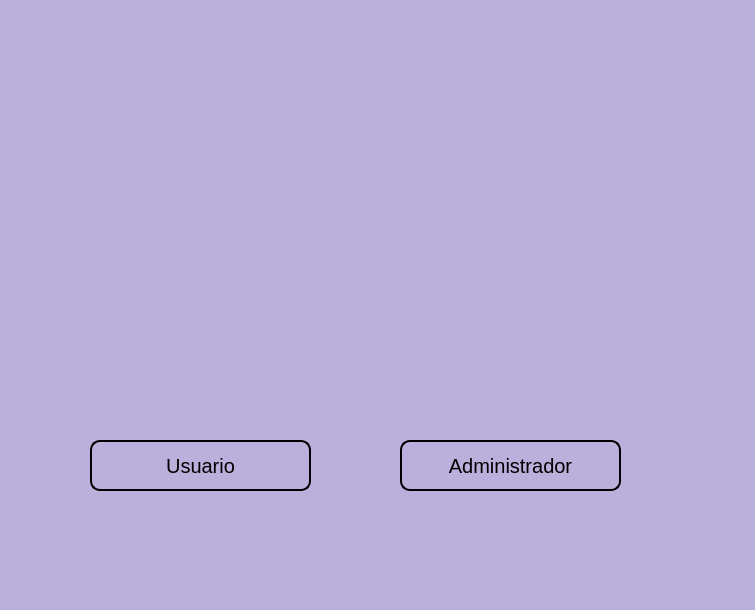
Before: the Qt Designer form BIBLIOTECA_PROY/assets/login.ui in mixano611/PROYECTO_PRG_POO_PY, drawn with Qt 5.
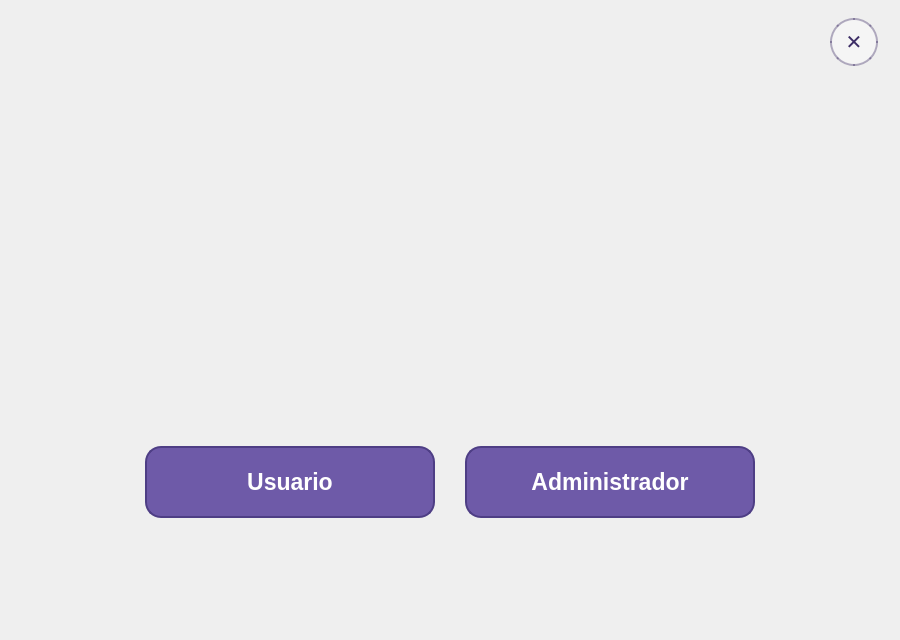
After: the same form once the commit is applied. Icons and pictures are not drawn.

Diff of the .ui file:
```diff
--- a/BIBLIOTECA_PROY/assets/login.ui
+++ b/BIBLIOTECA_PROY/assets/login.ui
@@ -6,104 +6,10 @@
    <rect>
     <x>0</x>
     <y>0</y>
-    <width>755</width>
-    <height>610</height>
+    <width>900</width>
+    <height>640</height>
    </rect>
   </property>
-  <property name="palette">
-   <palette>
-    <active>
-     <colorrole role="Button">
-      <brush brushstyle="SolidPattern">
-       <color alpha="255">
-        <red>187</red>
-        <green>175</green>
-        <blue>219</blue>
-       </color>
-      </brush>
-     </colorrole>
-     <colorrole role="Base">
-      <brush brushstyle="SolidPattern">
-       <color alpha="255">
-        <red>187</red>
-        <green>175</green>
-        <blue>219</blue>
-       </color>
-      </brush>
-     </colorrole>
-     <colorrole role="Window">
-      <brush brushstyle="SolidPattern">
-       <color alpha="255">
-        <red>187</red>
-        <green>175</green>
-        <blue>219</blue>
-       </color>
-      </brush>
-     </colorrole>
-    </active>
-    <inactive>
-     <colorrole role="Button">
-      <brush brushstyle="SolidPattern">
-       <color alpha="255">
-        <red>187</red>
-        <green>175</green>
-        <blue>219</blue>
-       </color>
-      </brush>
-     </colorrole>
-     <colorrole role="Base">
-      <brush brushstyle="SolidPattern">
-       <color alpha="255">
-        <red>187</red>
-        <green>175</green>
-        <blue>219</blue>
-       </color>
-      </brush>
-     </colorrole>
-     <colorrole role="Window">
-      <brush brushstyle="SolidPattern">
-       <color alpha="255">
-        <red>187</red>
-        <green>175</green>
-        <blue>219</blue>
-       </color>
-      </brush>
-     </colorrole>
-    </inactive>
-    <disabled>
-     <colorrole role="Button">
-      <brush brushstyle="SolidPattern">
-       <color alpha="255">
-        <red>187</red>
-        <green>175</green>
-        <blue>219</blue>
-       </color>
-      </brush>
-     </colorrole>
-     <colorrole role="Base">
-      <brush brushstyle="SolidPattern">
-       <color alpha="255">
-        <red>187</red>
-        <green>175</green>
-        <blue>219</blue>
-       </color>
-      </brush>
-     </colorrole>
-     <colorrole role="Window">
-      <brush brushstyle="SolidPattern">
-       <color alpha="255">
-        <red>187</red>
-        <green>175</green>
-        <blue>219</blue>
-       </color>
-      </brush>
-     </colorrole>
-    </disabled>
-   </palette>
-  </property>
-  <property name="cursor">
-   <cursorShape>ArrowCursor</cursorShape>
-  </property>
   <property name="windowTitle">
    <string>MainWindow</string>
   </property>
@@ -111,148 +17,298 @@
    <double>1.000000000000000</double>
   </property>
   <property name="styleSheet">
-   <string notr="true">background-color: #BBAFDB</string>
+   <string notr="true">QMainWindow {
+	background-color: qlineargradient(x1:0, y1:0, x2:0, y2:1,
+		stop:0 #CDC3E8, stop:0.55 #BBAFDB, stop:1 #A493C9);
+}</string>
   </property>
   <widget class="QWidget" name="centralwidget">
-   <widget class="QPushButton" name="btnUsuario">
-    <property name="geometry">
-     <rect>
-      <x>90</x>
-      <y>440</y>
-      <width>221</width>
-      <height>51</height>
-     </rect>
+   <layout class="QVBoxLayout" name="verticalLayout">
+    <property name="spacing">
+     <number>0</number>
     </property>
-    <property name="font">
-     <font>
-      <pointsize>-1</pointsize>
-     </font>
+    <property name="leftMargin">
+     <number>0</number>
     </property>
-    <property name="cursor">
-     <cursorShape>PointingHandCursor</cursorShape>
+    <property name="topMargin">
+     <number>0</number>
     </property>
-    <property name="styleSheet">
-     <string notr="true">QPushButton{
-	border: 2px solid #000000;
-	border-radius: 10px;
-	background-color: #BBAFDB;
-	color: black;
+    <property name="rightMargin">
+     <number>0</number>
+    </property>
+    <property name="bottomMargin">
+     <number>0</number>
+    </property>
+    <item>
+     <layout class="QHBoxLayout" name="barraCierre">
+      <property name="leftMargin">
+       <number>0</number>
+      </property>
+      <property name="topMargin">
+       <number>18</number>
+      </property>
+      <property name="rightMargin">
+       <number>22</number>
+      </property>
+      <property name="bottomMargin">
+       <number>0</number>
+      </property>
+      <item>
+       <spacer name="espacioCierre">
+        <property name="orientation">
+         <enum>Qt::Horizontal</enum>
+        </property>
+        <property name="sizeHint" stdset="0">
+         <size>
+          <width>40</width>
+          <height>20</height>
+         </size>
+        </property>
+       </spacer>
+      </item>
+      <item>
+       <widget class="QPushButton" name="btnCerrar">
+        <property name="minimumSize">
+         <size>
+          <width>48</width>
+          <height>48</height>
+         </size>
+        </property>
+        <property name="maximumSize">
+         <size>
+          <width>48</width>
+          <height>48</height>
+         </size>
+        </property>
+        <property name="cursor">
+         <cursorShape>PointingHandCursor</cursorShape>
+        </property>
+        <property name="styleSheet">
+         <string notr="true">QPushButton {
+	background-color: rgba(255, 255, 255, 0.38);
+	color: #3D2E66;
+	border: 2px solid rgba(61, 46, 102, 0.38);
+	border-radius: 24px;
 	font-size: 20px;
-	cursor: pointer;
-  	transition: transform 0.2s ease, background-color 0.2s ease;
+	font-weight: 700;
 }
-
 QPushButton:hover {
   	transform: scale(1.1);
  	background-color: #8E7CC3;
 	transform: translateY(-2px);
 }</string>
-    </property>
-    <property name="text">
-     <string>Usuario</string>
-    </property>
-   </widget>
-   <widget class="QLabel" name="label_1">
-    <property name="geometry">
-     <rect>
-      <x>130</x>
-      <y>10</y>
-      <width>441</width>
-      <height>381</height>
-     </rect>
-    </property>
-    <property name="sizePolicy">
-     <sizepolicy hsizetype="Minimum" vsizetype="Minimum">
-      <horstretch>0</horstretch>
-      <verstretch>0</verstretch>
-     </sizepolicy>
-    </property>
-    <property name="maximumSize">
-     <size>
-      <width>16777215</width>
-      <height>16777215</height>
-     </size>
-    </property>
-    <property name="cursor">
-     <cursorShape>PointingHandCursor</cursorShape>
-    </property>
-    <property name="layoutDirection">
-     <enum>Qt::LeftToRight</enum>
-    </property>
-    <property name="styleSheet">
-     <string notr="true">QLabel{
-	border-radius: 130px;
-	background-color: #BBAFDB;
-	cursor: pointer;
+        </property>
+        <property name="text">
+         <string>✕</string>
+        </property>
+       </widget>
+      </item>
+     </layout>
+    </item>
+    <item>
+     <spacer name="espacioSuperior">
+      <property name="orientation">
+       <enum>Qt::Vertical</enum>
+      </property>
+      <property name="sizeType">
+       <enum>QSizePolicy::Expanding</enum>
+      </property>
+      <property name="sizeHint" stdset="0">
+       <size>
+        <width>20</width>
+        <height>40</height>
+       </size>
+      </property>
+     </spacer>
+    </item>
+    <item>
+     <widget class="QLabel" name="label_1">
+      <property name="minimumSize">
+       <size>
+        <width>280</width>
+        <height>240</height>
+       </size>
+      </property>
+      <property name="maximumSize">
+       <size>
+        <width>900</width>
+        <height>800</height>
+       </size>
+      </property>
+      <property name="cursor">
+       <cursorShape>PointingHandCursor</cursorShape>
+      </property>
+      <property name="styleSheet">
+       <string notr="true">QLabel {
+	background: transparent;
+	border: none;
+}</string>
+      </property>
+      <property name="text">
+       <string/>
+      </property>
+      <property name="pixmap">
+       <pixmap>images/logo.png</pixmap>
+      </property>
+      <property name="scaledContents">
+       <bool>false</bool>
+      </property>
+      <property name="alignment">
+       <set>Qt::AlignCenter</set>
+      </property>
+     </widget>
+    </item>
+    <item>
+     <spacer name="espacioMedio">
+      <property name="orientation">
+       <enum>Qt::Vertical</enum>
+      </property>
+      <property name="sizeType">
+       <enum>QSizePolicy::Fixed</enum>
+      </property>
+      <property name="sizeHint" stdset="0">
+       <size>
+        <width>20</width>
+        <height>18</height>
+       </size>
+      </property>
+     </spacer>
+    </item>
+    <item>
+     <layout class="QHBoxLayout" name="filaBotones">
+      <property name="spacing">
+       <number>30</number>
+      </property>
+      <property name="leftMargin">
+       <number>40</number>
+      </property>
+      <property name="rightMargin">
+       <number>40</number>
+      </property>
+      <item>
+       <spacer name="espacioIzquierdo">
+        <property name="orientation">
+         <enum>Qt::Horizontal</enum>
+        </property>
+        <property name="sizeHint" stdset="0">
+         <size>
+          <width>40</width>
+          <height>20</height>
+         </size>
+        </property>
+       </spacer>
+      </item>
+      <item>
+       <widget class="QPushButton" name="btnUsuario">
+        <property name="minimumSize">
+         <size>
+          <width>290</width>
+          <height>72</height>
+         </size>
+        </property>
+        <property name="maximumSize">
+         <size>
+          <width>400</width>
+          <height>72</height>
+         </size>
+        </property>
+        <property name="cursor">
+         <cursorShape>PointingHandCursor</cursorShape>
+        </property>
+        <property name="styleSheet">
+         <string notr="true">QPushButton {
+	background-color: #6E5AA8;
+	color: #FFFFFF;
+	border: 2px solid #4E3E85;
+	border-radius: 16px;
+	font-size: 23px;
+	font-weight: 700;
+	padding: 10px 24px;
 }
-
-QLabel:hover {
- 	background-color: #8E7CC3;
+QPushButton:hover {
+	background-color: #7D68B8;
+	border-color: #3D2E66;
+}
+QPushButton:pressed {
+	background-color: #5B4A8F;
 }</string>
-    </property>
-    <property name="text">
-     <string/>
-    </property>
-    <property name="pixmap">
-     <pixmap>images/logo.png</pixmap>
-    </property>
-    <property name="scaledContents">
-     <bool>true</bool>
-    </property>
-    <property name="indent">
-     <number>0</number>
-    </property>
-   </widget>
-   <widget class="QPushButton" name="btnAdmin">
-    <property name="geometry">
-     <rect>
-      <x>400</x>
-      <y>440</y>
-      <width>221</width>
-      <height>51</height>
-     </rect>
-    </property>
-    <property name="font">
-     <font>
-      <pointsize>-1</pointsize>
-     </font>
-    </property>
-    <property name="cursor">
-     <cursorShape>PointingHandCursor</cursorShape>
-    </property>
-    <property name="styleSheet">
-     <string notr="true">QPushButton{
-	border: 2px solid #000000;
-	border-radius: 10px;
-	background-color: #BBAFDB;
-	color: black;
-	font-size: 20px;
-	cursor: pointer;
-  	transition: transform 0.2s ease, background-color 0.2s ease;
+        </property>
+        <property name="text">
+         <string>Usuario</string>
+        </property>
+       </widget>
+      </item>
+      <item>
+       <widget class="QPushButton" name="btnAdmin">
+        <property name="minimumSize">
+         <size>
+          <width>290</width>
+          <height>72</height>
+         </size>
+        </property>
+        <property name="maximumSize">
+         <size>
+          <width>400</width>
+          <height>72</height>
+         </size>
+        </property>
+        <property name="cursor">
+         <cursorShape>PointingHandCursor</cursorShape>
+        </property>
+        <property name="styleSheet">
+         <string notr="true">QPushButton {
+	background-color: #6E5AA8;
+	color: #FFFFFF;
+	border: 2px solid #4E3E85;
+	border-radius: 16px;
+	font-size: 23px;
+	font-weight: 700;
+	padding: 10px 24px;
 }
-
 QPushButton:hover {
   	transform: scale(1.1);
  	background-color: #8E7CC3;
 	transform: translateY(-2px);
 }</string>
-    </property>
-    <property name="text">
-     <string>Administrador</string>
-    </property>
-   </widget>
+        </property>
+        <property name="text">
+         <string>Administrador</string>
+        </property>
+       </widget>
+      </item>
+      <item>
+       <spacer name="espacioDerecho">
+        <property name="orientation">
+         <enum>Qt::Horizontal</enum>
+        </property>
+        <property name="sizeHint" stdset="0">
+         <size>
+          <width>40</width>
+          <height>20</height>
+         </size>
+        </property>
+       </spacer>
+      </item>
+     </layout>
+    </item>
+    <item>
+     <spacer name="espacioInferior">
+      <property name="orientation">
+       <enum>Qt::Vertical</enum>
+      </property>
+      <property name="sizeType">
+       <enum>QSizePolicy::Expanding</enum>
+      </property>
+      <property name="sizeHint" stdset="0">
+       <size>
+        <width>20</width>
+        <height>40</height>
+       </size>
+      </property>
+     </spacer>
+    </item>
+   </layout>
   </widget>
-  <widget class="QMenuBar" name="menubar">
-   <property name="geometry">
-    <rect>
-     <x>0</x>
-     <y>0</y>
-     <width>755</width>
-     <height>26</height>
-    </rect>
-   </property>
-  </widget>
-  <widget class="QStatusBar" name="statusbar"/>
  </widget>
  <resources/>
  <connections/>
```
Left out of the diff: 21 changed lines with no effect on the pictures.
